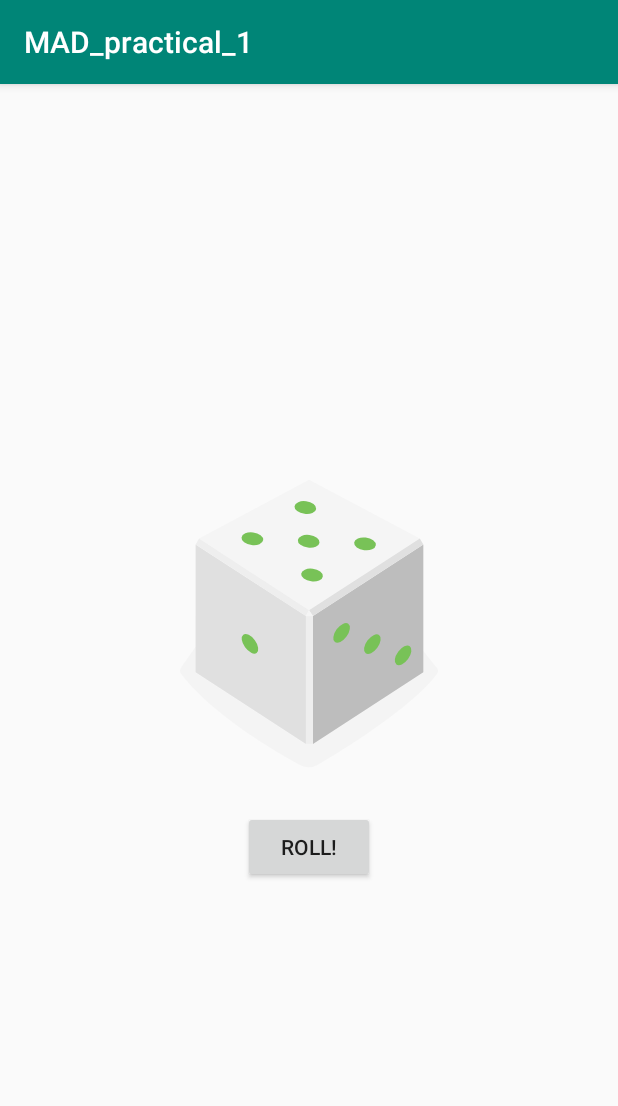
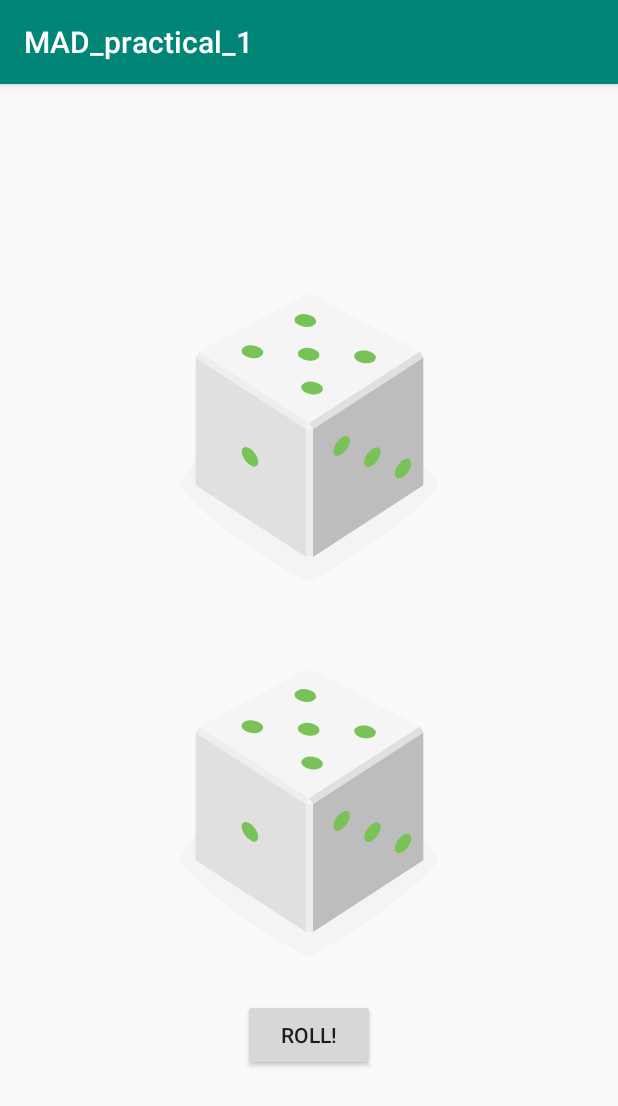
Before and after one commit to ongjh/MAD_practical_1, an Android app: the screen it shows after launch (MainActivity), after a tap on "ROLL!", on a phone screen of 412 x 824 dp. Shown: the top 1106 px of the screen. Run offline under Robolectric (Android 15) with nearby library versions, the phone set to English and light mode, and no system bars.

Commit message:
commit 05032020

```diff
--- a/app/src/main/java/com/example/mad_practical_1/MainActivity.kt
+++ b/app/src/main/java/com/example/mad_practical_1/MainActivity.kt
@@ -9,21 +9,42 @@ import android.widget.Toast
 
 class MainActivity : AppCompatActivity() {
     lateinit var diceImage : ImageView
+    lateinit var diceImage_2: ImageView
     override fun onCreate(savedInstanceState: Bundle?) {
         super.onCreate(savedInstanceState)
         setContentView(R.layout.activity_main)
         diceImage = findViewById(R.id.dice_image)
+        diceImage_2 = findViewById(R.id.dice_image_2)
+        val rollButton: Button = findViewById(R.id.roll_button)
 
-        val rollButton: Button = findViewById(R.id.roll_button)
         rollButton.setOnClickListener { rollDice() }
     }
 
     private fun rollDice() {
 //        val resultText: TextView = findViewById(R.id.result_text)
 
+//        val randomInt = (1..6).random()
+//        resultText.text = randomInt.toString()
+//         val drawableRes = when (randnum()) {
+//            1 -> R.drawable.dice_1
+//            2 -> R.drawable.dice_2
+//            3 -> R.drawable.dice_3
+//            4 -> R.drawable.dice_4
+//            5 -> R.drawable.dice_5
+//            else -> R.drawable.dice_6
+//        }
+        diceImage.setImageResource(imagerand())
+
+
+        diceImage_2.setImageResource(imagerand())
+
+        Toast.makeText(this, "button clicked",
+            Toast.LENGTH_SHORT).show()
+    }
+
+    private fun imagerand(): Int{
         val randomInt = (1..6).random()
-//        resultText.text = randomInt.toString()
-         val drawableRes = when (randomInt) {
+        val drawableRes = when (randomInt) {
             1 -> R.drawable.dice_1
             2 -> R.drawable.dice_2
             3 -> R.drawable.dice_3
@@ -31,12 +52,8 @@ class MainActivity : AppCompatActivity() {
             5 -> R.drawable.dice_5
             else -> R.drawable.dice_6
         }
-        diceImage.setImageResource(drawableRes)
-
-        Toast.makeText(this, "button clicked",
-            Toast.LENGTH_SHORT).show()
+        return drawableRes
     }
-
 //    private fun countUp() {
 //        val resultText: TextView = findViewById(R.id.result_text)
 //
--- a/app/src/main/res/layout/activity_main.xml
+++ b/app/src/main/res/layout/activity_main.xml
@@ -16,6 +16,13 @@
         android:layout_gravity="center_horizontal"
         android:src="@drawable/empty_dice"
         tools:src="@drawable/dice_1" />
+    <ImageView
+        android:id="@+id/dice_image_2"
+        android:layout_width="wrap_content"
+        android:layout_height="wrap_content"
+        android:layout_gravity="center_horizontal"
+        android:src="@drawable/empty_dice"
+        tools:src="@drawable/dice_1" />
     <Button
         android:id="@+id/roll_button"
         android:layout_width="wrap_content"
```
